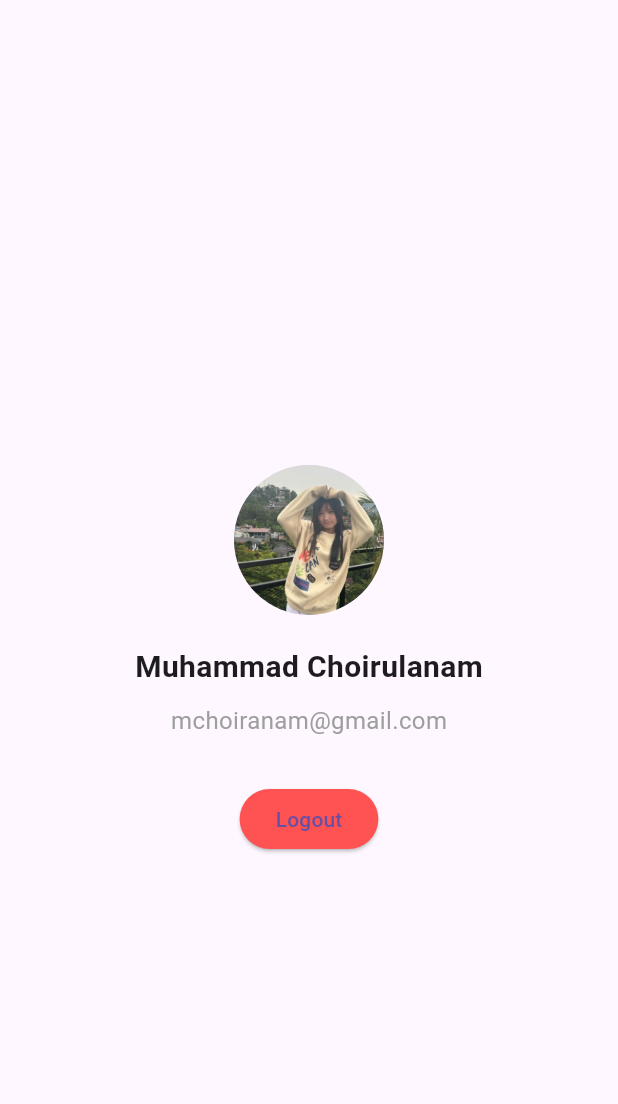
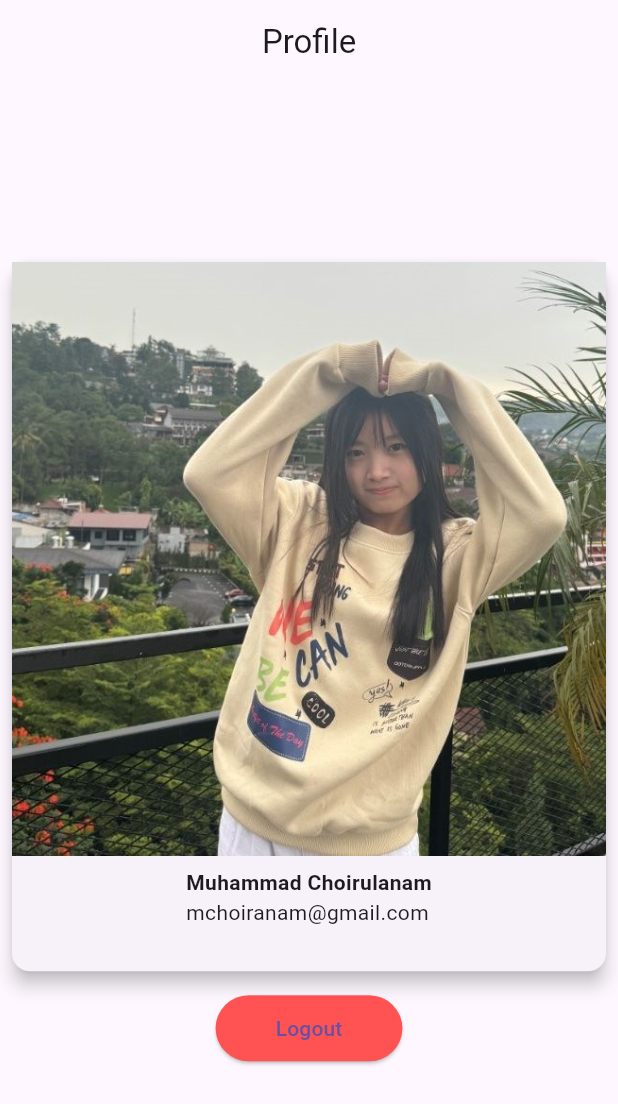
Before and after one commit to Choiranam/getx_apps, a Flutter app: the Profile screen opened directly, on a phone screen of 412 x 824 dp. Shown: the top 1104 px of the screen. Run offline on Flutter 3.47's test engine with Material 3 defaults, Android fonts, the phone set to English and light mode, and no system bars; our stand-ins replace get, shared_preferences; accounts and stored records are empty.

Commit message:
styling profile

```diff
--- a/lib/pages/home_page.dart
+++ b/lib/pages/home_page.dart
@@ -21,7 +21,6 @@ class HomePage extends StatelessWidget {
     return Obx(() {
       return Scaffold(
         appBar: AppBar(
-          title: Text('Food App'),
           centerTitle: true,
         ),
         body: menus[bottomNavContoller.selectedIndex.value],
--- a/lib/pages/menus/profile.dart
+++ b/lib/pages/menus/profile.dart
@@ -2,6 +2,7 @@ import 'package:flutter/material.dart';
 import 'package:get/get.dart';
 import 'package:shared_preferences/shared_preferences.dart';
 import 'package:getx_apps/controller/login_controller.dart';
+import 'package:getx_apps/components/reusable_card.dart';
 
 class Profile extends StatelessWidget {
   final LoginController loginController = Get.find<LoginController>();
@@ -14,36 +15,23 @@ class Profile extends StatelessWidget {
     return Scaffold(
       appBar: AppBar(
         automaticallyImplyLeading: false,
+        title: Text('Profile'),
+        centerTitle: true,
       ),
       body: Center(
+        child: SingleChildScrollView(
+          padding: const EdgeInsets.all(4.0),
           child: Column(
             mainAxisAlignment: MainAxisAlignment.center,
             children: [
-            // Foto Profil
-            CircleAvatar(
-              radius: 50, // Ukuran foto profil
-              backgroundImage: AssetImage('assets/images/fritzy.jpeg'),
-            ),
-            SizedBox(height: 20),
-            // Nama
-            Text(
-              name,
-              style: TextStyle(
-                fontSize: 20,
-                fontWeight: FontWeight.bold,
-              ),
+              ReusableCard(
+                imageAsset: 'assets/images/fritzy.jpeg',
+                title: name,
+                subtitle: email,
+                price: '',
+                isHorizontal: false,
               ),
               SizedBox(height: 10),
-            // Email
-            Text(
-              email,
-              style: TextStyle(
-                fontSize: 16,
-                color: Colors.grey,
-              ),
-            ),
-            SizedBox(height: 30),
-            // Tombol Logout
               ElevatedButton(
                 onPressed: () async {
                   await loginController.logout();
@@ -52,11 +40,13 @@ class Profile extends StatelessWidget {
                 child: Text("Logout"),
                 style: ElevatedButton.styleFrom(
                   backgroundColor: Colors.redAccent,
+                  padding: EdgeInsets.symmetric(horizontal: 40, vertical: 12),
                 ),
               ),
             ],
           ),
         ),
+      ),
     );
   }
 }
```
Lines whose indentation alone changed are shown as unchanged.
